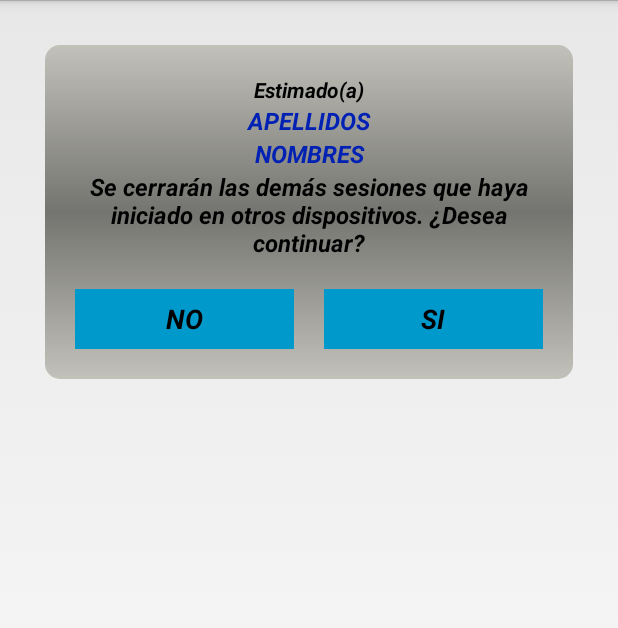
After one commit to edgarjvh/EBNDSR-REP, an Android app: the layout registereddialog.xml on its own in the app's theme, with its tools: preview values and no code run, on a phone screen of 412 x 824 dp. The commit adds this screen. Shown: the top 628 px of the screen. Run offline under Robolectric (Android 15) with nearby library versions, the phone set to English and light mode, and no system bars.

Commit message:
201220160427

```diff
--- a/app/src/main/res/layout/activity_principal.xml
+++ b/app/src/main/res/layout/activity_principal.xml
@@ -196,7 +196,9 @@
                                 android:layout_height="match_parent"
                                 android:id="@+id/lvCalendario"
                                 android:background="#20000000"
-                                android:layout_below="@+id/relOpcionesCalendario">
+                                android:layout_below="@+id/relOpcionesCalendario"
+                                android:divider="@null"
+                                android:dividerHeight="0dp">
 
                             </ListView>
                         </RelativeLayout>
@@ -287,6 +289,7 @@
                                 android:layout_height="match_parent"
                                 android:id="@+id/lvMensajes"
                                 android:background="#20000000"
+                                android:divider="@null"
                                 android:dividerHeight="0dp"
                                 android:paddingTop="5dp"
                                 android:layout_marginBottom="10dp"
--- /dev/null
+++ b/app/src/main/res/layout/registereddialog.xml
@@ -0,0 +1,108 @@
+<?xml version="1.0" encoding="utf-8"?>
+<RelativeLayout xmlns:android="http://schemas.android.com/apk/res/android"
+    android:layout_width="wrap_content"
+    android:layout_height="wrap_content"
+    android:padding="10dp"
+    android:layout_margin="30dp"
+    android:background="@drawable/custom_progress_bg"
+    style="?attr/buttonBarStyle">
+
+    <RelativeLayout
+        android:layout_width="match_parent"
+        android:layout_height="wrap_content"
+        android:padding="10dp"
+        android:id="@+id/relTexto">
+
+        <ImageView
+            android:layout_width="50dp"
+            android:layout_height="50dp"
+            android:id="@+id/imgPrompt"
+            android:contentDescription="@string/app_name"
+            android:src="@drawable/warning_icon"
+            android:scaleType="centerInside"
+            android:layout_centerVertical="true"
+            android:visibility="gone"/>
+
+        <TextView
+            android:layout_width="match_parent"
+            android:layout_height="wrap_content"
+            android:id="@+id/lblEstimado"
+            android:text="@string/estimado_a"
+            android:textAlignment="center"
+            android:layout_toRightOf="@+id/imgPrompt"
+            android:layout_toEndOf="@+id/imgPrompt"
+            android:textStyle="bold|italic"
+            android:textSize="14sp"
+            android:textColor="#000000"/>
+
+        <controles.AutoResizeTextView
+            android:layout_width="match_parent"
+            android:layout_height="wrap_content"
+            android:id="@+id/lblApellidos"
+            android:text="@string/apellidos"
+            android:textAlignment="center"
+            android:layout_toRightOf="@+id/imgPrompt"
+            android:layout_toEndOf="@+id/imgPrompt"
+            android:textStyle="bold|italic"
+            android:textSize="16sp"
+            android:maxLines="1"
+            android:layout_below="@+id/lblEstimado"
+            android:textColor="#0021b3"/>
+
+        <controles.AutoResizeTextView
+            android:layout_width="match_parent"
+            android:layout_height="wrap_content"
+            android:id="@+id/lblNombres"
+            android:text="@string/nombres"
+            android:textAlignment="center"
+            android:layout_toRightOf="@+id/imgPrompt"
+            android:layout_toEndOf="@+id/imgPrompt"
+            android:textStyle="bold|italic"
+            android:textSize="16sp"
+            android:maxLines="1"
+            android:layout_below="@+id/lblApellidos"
+            android:textColor="#0021b3"/>
+
+        <controles.AutoResizeTextView
+            android:layout_width="match_parent"
+            android:layout_height="wrap_content"
+            android:id="@+id/lblPrompt"
+            android:text="@string/se_cerrar_n_las_dem_s_sesiones_que_haya_iniciado_en_otros_dispositivos_desea_continuar"
+            android:textAlignment="center"
+            android:layout_toRightOf="@+id/imgPrompt"
+            android:layout_toEndOf="@+id/imgPrompt"
+            android:textStyle="bold|italic"
+            android:textSize="16sp"
+            android:maxLines="4"
+            android:layout_below="@+id/lblNombres"/>
+    </RelativeLayout>
+
+    <LinearLayout
+        android:layout_width="match_parent"
+        android:layout_height="wrap_content"
+        android:weightSum="2"
+        android:layout_below="@+id/relTexto"
+        android:orientation="horizontal">
+
+        <Button
+            android:layout_width="0dp"
+            android:layout_height="40dp"
+            android:layout_weight="1"
+            android:text="@string/no"
+            android:id="@+id/btnNo"
+            android:textStyle="bold|italic"
+            android:layout_margin="10dp"
+            android:background="@android:color/holo_blue_dark"            />
+
+        <Button
+            android:layout_width="0dp"
+            android:layout_height="40dp"
+            android:layout_weight="1"
+            android:text="@string/si"
+            android:id="@+id/btnSi"
+            android:textStyle="bold|italic"
+            android:layout_margin="10dp"
+            android:background="@android:color/holo_blue_dark"/>
+
+    </LinearLayout>
+</RelativeLayout>
--- a/app/src/main/res/values/strings.xml
+++ b/app/src/main/res/values/strings.xml
@@ -21,4 +21,8 @@
     <string name="confirmarCerrarSesion">¿Está seguro que desea cerrar su sesión?</string>
     <string name="no">NO</string>
     <string name="si">SI</string>
+    <string name="estimado_a">Estimado(a)</string>
+    <string name="apellidos">APELLIDOS</string>
+    <string name="nombres">NOMBRES</string>
+    <string name="se_cerrar_n_las_dem_s_sesiones_que_haya_iniciado_en_otros_dispositivos_desea_continuar">Se cerrarán las demás sesiones que haya iniciado en otros dispositivos. ¿Desea continuar?</string>
 </resources>
```
Also changed, not shown: app/src/main/java/clases/GCMIntentService.java (+12 -1 lines), app/src/main/java/com/villasoftgps/ebndsrrep/Frm_Login.java (+109 -10 lines), app/src/main/java/com/villasoftgps/ebndsrrep/Frm_Principal.java (+96 -23 lines), app/src/main/java/vistas/LogoutDialog.java (+53 -11 lines), app/src/main/java/vistas/SpinnerItems.java (+11 -2 lines), app/src/main/java/vistas/SpinnerItemsArrayAdapter.java (+9 -0 lines), app/src/main/java/vistas/lvMensajesItemsArrayAdapter.java (+11 -3 lines).
